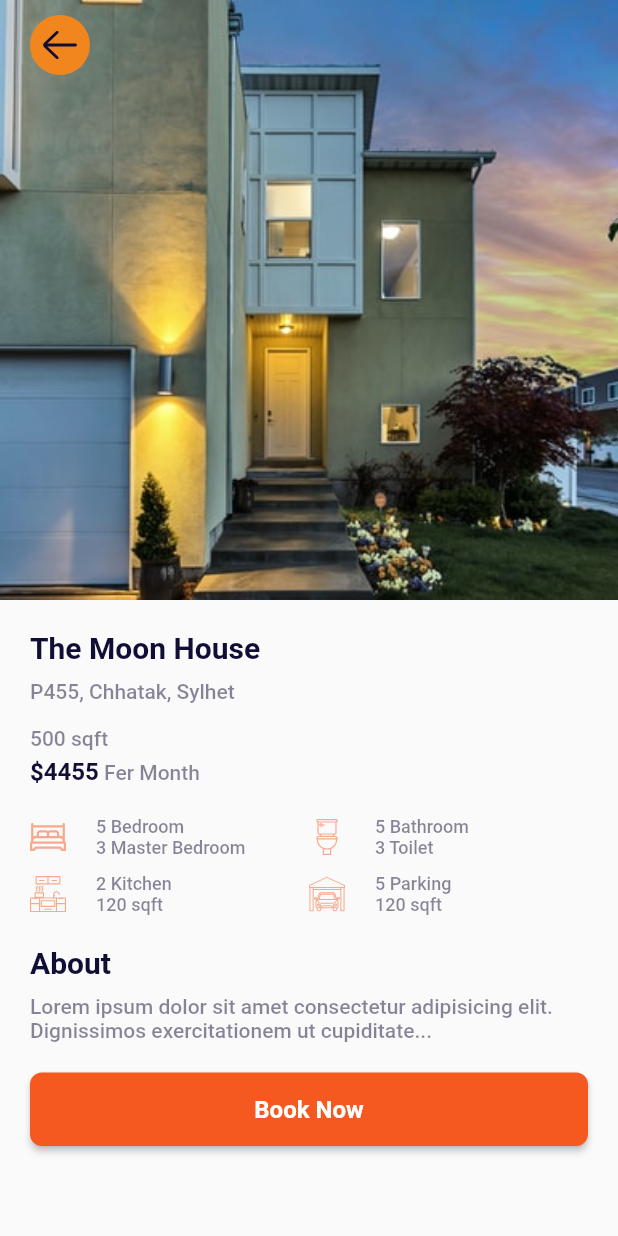
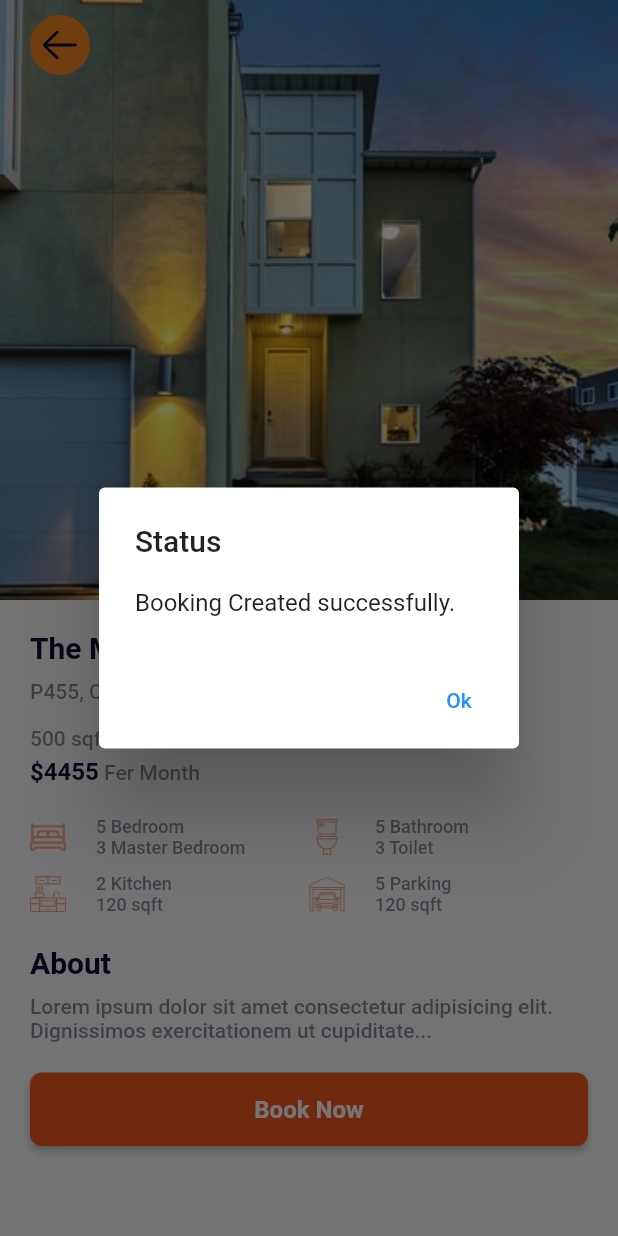
Before and after one commit to Tirth886/house_rent_flutter, a Flutter app: the Details screen opened directly with sample values from the repository, after a tap on "Book Now", on a phone screen of 412 x 824 dp. Run offline on Flutter 3.47's test engine with Material 2 defaults, Android fonts, the phone set to English and light mode, and no system bars; our stand-ins replace flutter_svg.

Commit message:
Label Changes

```diff
--- a/lib/screens/auth/pages/login_page.dart
+++ b/lib/screens/auth/pages/login_page.dart
@@ -51,7 +51,7 @@ class _LoginPageState extends State<LoginPage> {
                             text: "Don't have an account ? ",
                             style: TextStyle(color: Colors.black)),
                         TextSpan(
-                            text: "Registor",
+                            text: "Register",
                             recognizer: TapGestureRecognizer()
                               ..onTap = () => Navigator.of(context).push(
                                     MaterialPageRoute(
--- a/lib/screens/details/details.dart
+++ b/lib/screens/details/details.dart
@@ -13,6 +13,31 @@ class Details extends StatelessWidget {
     Key? key,
     required this.house,
   }) : super(key: key);
+
+  _showAlertDialog(BuildContext context) {
+    // set up the buttons
+    Widget cancelButton = TextButton(
+      child: const Text("Ok"),
+      onPressed: () {
+        Navigator.pop(context);
+      },
+    );
+    AlertDialog alert = AlertDialog(
+      title: const Text("Status"),
+      content: const Text("Booking Created successfully."),
+      actions: [
+        cancelButton,
+      ],
+    );
+
+    // show the dialog
+    showDialog(
+      context: context,
+      builder: (BuildContext context) {
+        return alert;
+      },
+    );
+  }
 
   @override
   Widget build(BuildContext context) {
@@ -39,6 +64,10 @@ class Details extends StatelessWidget {
                   ),
                   backgroundColor: orangeColors,
                 ),
+                child: InkWell(
+                  onTap: () {
+                    _showAlertDialog(context);
+                  },
                   child: Container(
                       alignment: Alignment.center,
                       padding: const EdgeInsets.symmetric(vertical: 15),
@@ -49,7 +78,7 @@ class Details extends StatelessWidget {
                           fontSize: 16,
                           fontWeight: FontWeight.bold,
                         ),
-                  ),
+                      )),
                 ),
               ),
             ),
```
Lines whose indentation alone changed are shown as unchanged.
